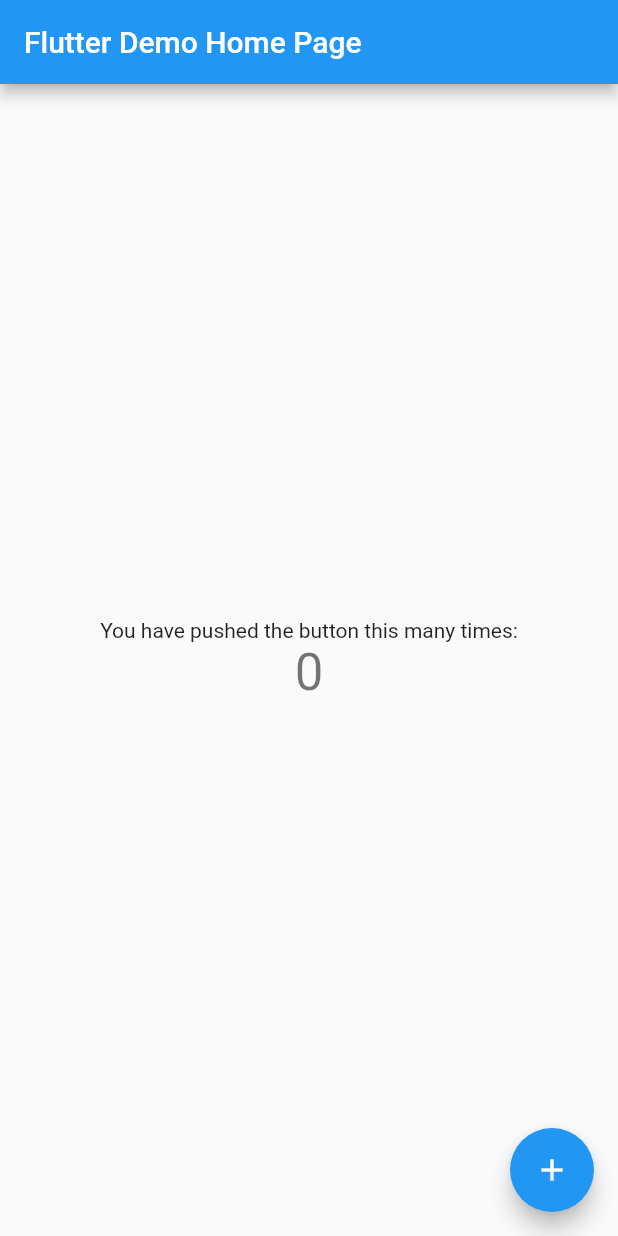
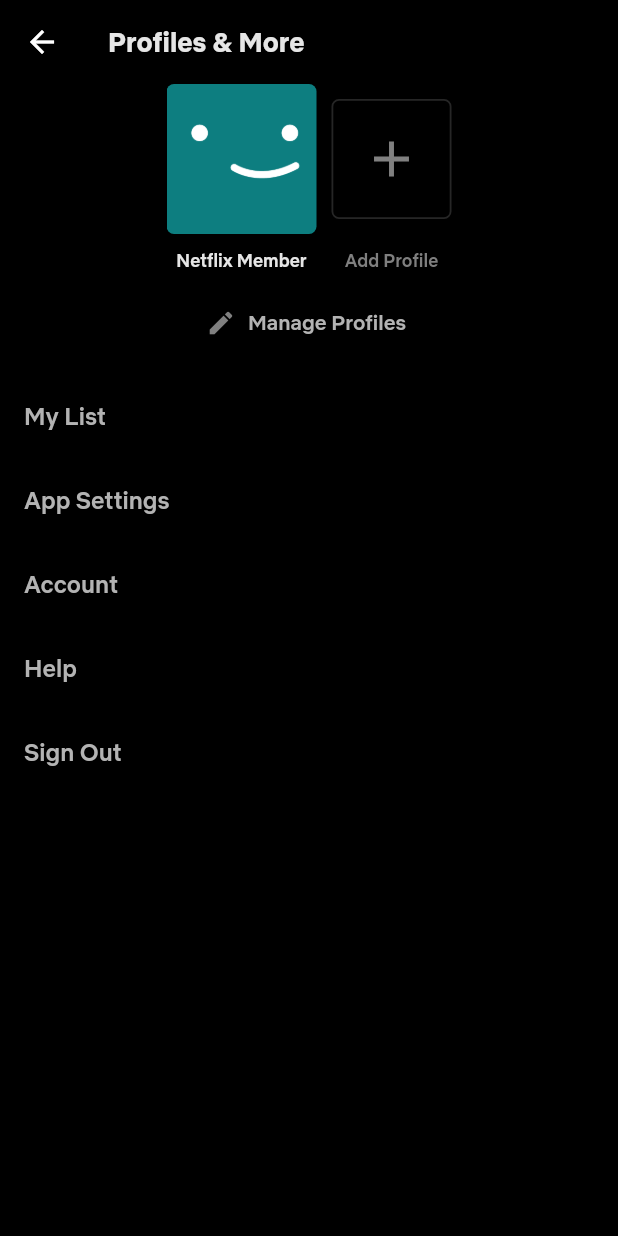
Before and after one commit to hnagn2003/test-netflex, a Flutter app: the screen it shows after launch, on a phone screen of 412 x 824 dp. Run offline on Flutter 3.47's test engine with Material 2 defaults, Android fonts, the phone set to English and light mode, and no system bars.

Commit message:
Profiles & More Screen

```diff
--- a/lib/main.dart
+++ b/lib/main.dart
@@ -1,4 +1,6 @@
 import 'package:flutter/material.dart';
+import 'package:mobile/models/profile.dart';
+import 'package:mobile/screens/profiles_more.dart';
 
 void main() {
   runApp(const MyApp());
@@ -11,105 +13,15 @@ class MyApp extends StatelessWidget {
   @override
   Widget build(BuildContext context) {
     return MaterialApp(
-      title: 'Flutter Demo',
+      title: 'Netflix',
       theme: ThemeData(
-        // This is the theme of your application.
-        //
-        // Try running your application with "flutter run". You'll see the
-        // application has a blue toolbar. Then, without quitting the app, try
-        // changing the primarySwatch below to Colors.green and then invoke
-        // "hot reload" (press "r" in the console where you ran "flutter run",
-        // or simply save your changes to "hot reload" in a Flutter IDE).
-        // Notice that the counter didn't reset back to zero; the application
-        // is not restarted.
         primarySwatch: Colors.blue,
+        fontFamily: 'Netflix Sans',
       ),
-      home: const MyHomePage(title: 'Flutter Demo Home Page'),
+      home: ProfileScreen(
+        profiles: demoProfile[0],
+      ),
+      debugShowCheckedModeBanner: false,
     );
   }
 }
-
-class MyHomePage extends StatefulWidget {
-  const MyHomePage({Key? key, required this.title}) : super(key: key);
-
-  // This widget is the home page of your application. It is stateful, meaning
-  // that it has a State object (defined below) that contains fields that affect
-  // how it looks.
-
-  // This class is the configuration for the state. It holds the values (in this
-  // case the title) provided by the parent (in this case the App widget) and
-  // used by the build method of the State. Fields in a Widget subclass are
-  // always marked "final".
-
-  final String title;
-
-  @override
-  State<MyHomePage> createState() => _MyHomePageState();
-}
-
-class _MyHomePageState extends State<MyHomePage> {
-  int _counter = 0;
-
-  void _incrementCounter() {
-    setState(() {
-      // This call to setState tells the Flutter framework that something has
-      // changed in this State, which causes it to rerun the build method below
-      // so that the display can reflect the updated values. If we changed
-      // _counter without calling setState(), then the build method would not be
-      // called again, and so nothing would appear to happen.
-      _counter++;
-    });
-  }
-
-  @override
-  Widget build(BuildContext context) {
-    // This method is rerun every time setState is called, for instance as done
-    // by the _incrementCounter method above.
-    //
-    // The Flutter framework has been optimized to make rerunning build methods
-    // fast, so that you can just rebuild anything that needs updating rather
-    // than having to individually change instances of widgets.
-    return Scaffold(
-      appBar: AppBar(
-        // Here we take the value from the MyHomePage object that was created by
-        // the App.build method, and use it to set our appbar title.
-        title: Text(widget.title),
-      ),
-      body: Center(
-        // Center is a layout widget. It takes a single child and positions it
-        // in the middle of the parent.
-        child: Column(
-          // Column is also a layout widget. It takes a list of children and
-          // arranges them vertically. By default, it sizes itself to fit its
-          // children horizontally, and tries to be as tall as its parent.
-          //
-          // Invoke "debug painting" (press "p" in the console, choose the
-          // "Toggle Debug Paint" action from the Flutter Inspector in Android
-          // Studio, or the "Toggle Debug Paint" command in Visual Studio Code)
-          // to see the wireframe for each widget.
-          //
-          // Column has various properties to control how it sizes itself and
-          // how it positions its children. Here we use mainAxisAlignment to
-          // center the children vertically; the main axis here is the vertical
-          // axis because Columns are vertical (the cross axis would be
-          // horizontal).
-          mainAxisAlignment: MainAxisAlignment.center,
-          children: <Widget>[
-            const Text(
-              'You have pushed the button this many times:',
-            ),
-            Text(
-              '$_counter',
-              style: Theme.of(context).textTheme.headline4,
-            ),
-          ],
-        ),
-      ),
-      floatingActionButton: FloatingActionButton(
-        onPressed: _incrementCounter,
-        tooltip: 'Increment',
-        child: const Icon(Icons.add),
-      ), // This trailing comma makes auto-formatting nicer for build methods.
-    );
-  }
-}
--- /dev/null
+++ b/lib/models/profile.dart
@@ -0,0 +1,18 @@
+// import 'package:flutter/material.dart';
+
+class Profile {
+  String imgPath;
+  String name;
+
+  Profile({
+    required this.imgPath,
+    required this.name,
+  });
+}
+
+List<Profile> demoProfile = [
+  Profile(
+    imgPath: "assets/images/netflix-avatar.png",
+    name: "Netflix Member",
+  ),
+];
--- /dev/null
+++ b/lib/screens/profiles_more.dart
@@ -0,0 +1,155 @@
+import 'package:flutter/material.dart';
+import 'package:mobile/models/profile.dart';
+
+class ProfileScreen extends StatefulWidget {
+  const ProfileScreen({Key? key, required this.profiles}) : super(key: key);
+
+  final Profile profiles;
+
+  @override
+  State<ProfileScreen> createState() => _ProfileScreenState();
+}
+
+class _ProfileScreenState extends State<ProfileScreen> {
+  List items = [
+    {
+      'title': 'My List',
+      'function': () => () {},
+    },
+    {
+      'title': 'App Settings',
+      'function': () => () {},
+    },
+    {
+      'title': 'Account',
+      'function': () => () {},
+    },
+    {
+      'title': 'Help',
+      'function': () => () {},
+    },
+    {
+      'title': 'Sign Out',
+      'function': () => () {},
+    },
+  ];
+
+  @override
+  Widget build(BuildContext context) {
+    return Scaffold(
+      backgroundColor: Colors.black,
+      appBar: AppBar(
+        title: const Text(
+          'Profiles & More',
+          style: TextStyle(
+            color: Color(0XFFe6e6e6),
+            fontWeight: FontWeight.w800,
+            fontSize: 18,
+          ),
+        ),
+        backgroundColor: Colors.black,
+        elevation: 0,
+        leading: const BackButton(),
+      ),
+      body: Column(
+        children: [
+          Row(
+            mainAxisAlignment: MainAxisAlignment.center,
+            children: [
+              Column(
+                children: [
+                  Container(
+                    width: 100,
+                    height: 100,
+                    decoration: BoxDecoration(
+                      borderRadius: BorderRadius.circular(5),
+                      image: DecorationImage(
+                          image: AssetImage(widget.profiles.imgPath)),
+                    ),
+                  ),
+                  const SizedBox(height: 10),
+                  Text(
+                    widget.profiles.name,
+                    style: const TextStyle(
+                      color: Color(0XFFe6e6e6),
+                      fontSize: 12,
+                    ),
+                  ),
+                ],
+              ),
+              const SizedBox(width: 10),
+              Column(
+                children: [
+                  const SizedBox(height: 10),
+                  Container(
+                    width: 80,
+                    height: 80,
+                    decoration: BoxDecoration(
+                        borderRadius: BorderRadius.circular(5),
+                        border: Border.all(
+                          color: const Color(0XFF262626),
+                          width: 1.2,
+                        )),
+                    child: const Center(
+                      child: Icon(
+                        Icons.add,
+                        size: 40,
+                        color: Color(0XFF808080),
+                      ),
+                    ),
+                  ),
+                  const SizedBox(height: 20),
+                  const Text(
+                    "Add Profile",
+                    style: TextStyle(
+                      color: Color(0XFF7f7f7f),
+                      fontSize: 12,
+                    ),
+                  )
+                ],
+              ),
+            ],
+          ),
+          const SizedBox(height: 10),
+          ElevatedButton.icon(
+            icon: const Icon(
+              Icons.edit,
+              size: 20,
+              color: Color(0XFF808080),
+            ),
+            label: const Text(
+              'Manage Profiles',
+              style: TextStyle(
+                color: Color(0XFFb3b3b3),
+                fontWeight: FontWeight.w400,
+              ),
+            ),
+            onPressed: () {},
+            style: ElevatedButton.styleFrom(
+              primary: Colors.black,
+            ),
+          ),
+          const SizedBox(height: 10),
+          Expanded(
+            child: ListView.builder(
+              itemCount: items.length,
+              itemBuilder: (context, index) {
+                return ListTile(
+                  onTap: items[index]['function'],
+                  title: Text(
+                    items[index]['title'],
+                    style: const TextStyle(
+                      color: Color(0XFFb3b3b3),
+                      fontWeight: FontWeight.w400,
+                      fontSize: 16,
+                    ),
+                  ),
+                );
+              },
+            ),
+          ),
+        ],
+      ),
+    );
+  }
+}
```
Also changed, not shown: pubspec.yaml (+18 -14 lines), assets/fonts/Netflix-Sans-Bold.otf (added), assets/fonts/Netflix-Sans-Light.otf (added), assets/fonts/Netflix-Sans-Medium.otf (added), assets/images/netflix-avatar.png (added), pubspec.lock.
